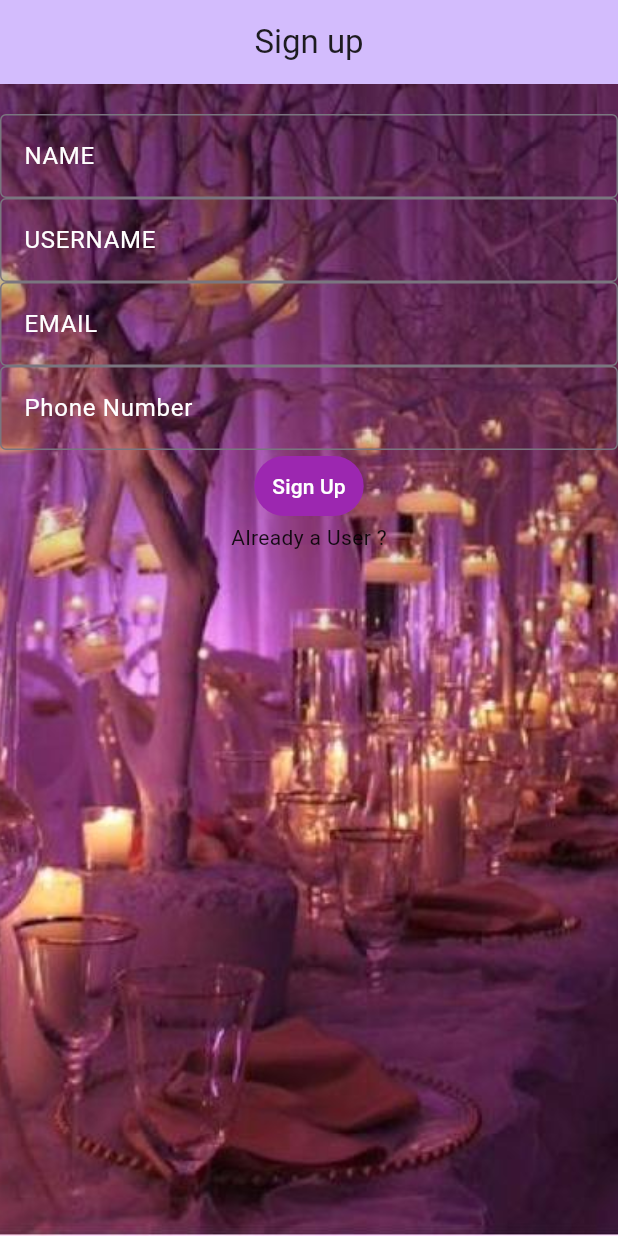
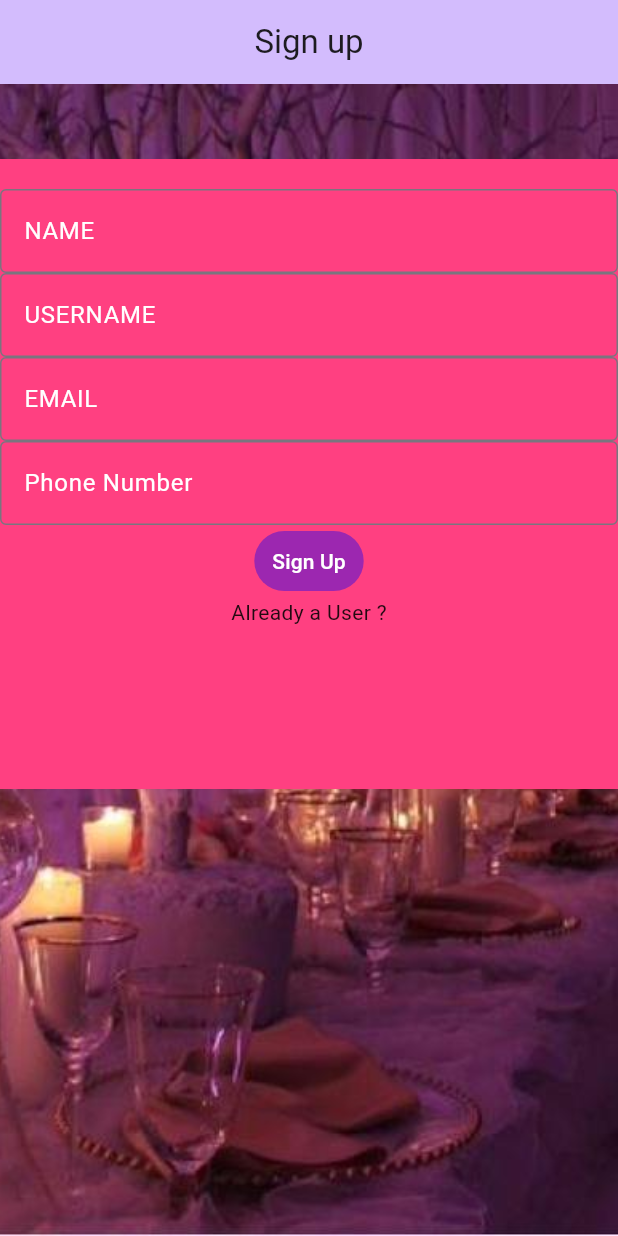
Before and after one commit to dilliondeba/flutter_journey, a Flutter app: the screen it shows after launch, on a phone screen of 412 x 824 dp. Run offline on Flutter 3.47's test engine with Material 2 defaults, Android fonts, the phone set to English and light mode, and no system bars.

Commit message:
Added box form sheet with an active color scheme

```diff
--- a/lib/signup.dart
+++ b/lib/signup.dart
@@ -26,13 +26,25 @@ class _SignUpPageState extends State<SignUpPage> {
       ),
       body: Stack(
         children: [
-          Container(height: 873,
+          Container(
+            height: 873,
             width: 500,
             child: Image.asset("assets/images/decor 1.jpg",
             fit: BoxFit.cover,
             ),
           ),
-          Form(
+
+          Column(
+            children: [
+              SizedBox(
+                  height: 50
+              ),
+              Container(
+                height: 420,
+                decoration: BoxDecoration(
+                color: Colors.pinkAccent,
+              ),
+                child: Form(
                     child:Center(
                       child: Column(
                         children: [
@@ -135,6 +147,9 @@ class _SignUpPageState extends State<SignUpPage> {
                       ),
                     )
                 ),
+              ),
+            ],
+          ),
 
 
 
```
Lines whose indentation alone changed are shown as unchanged.
